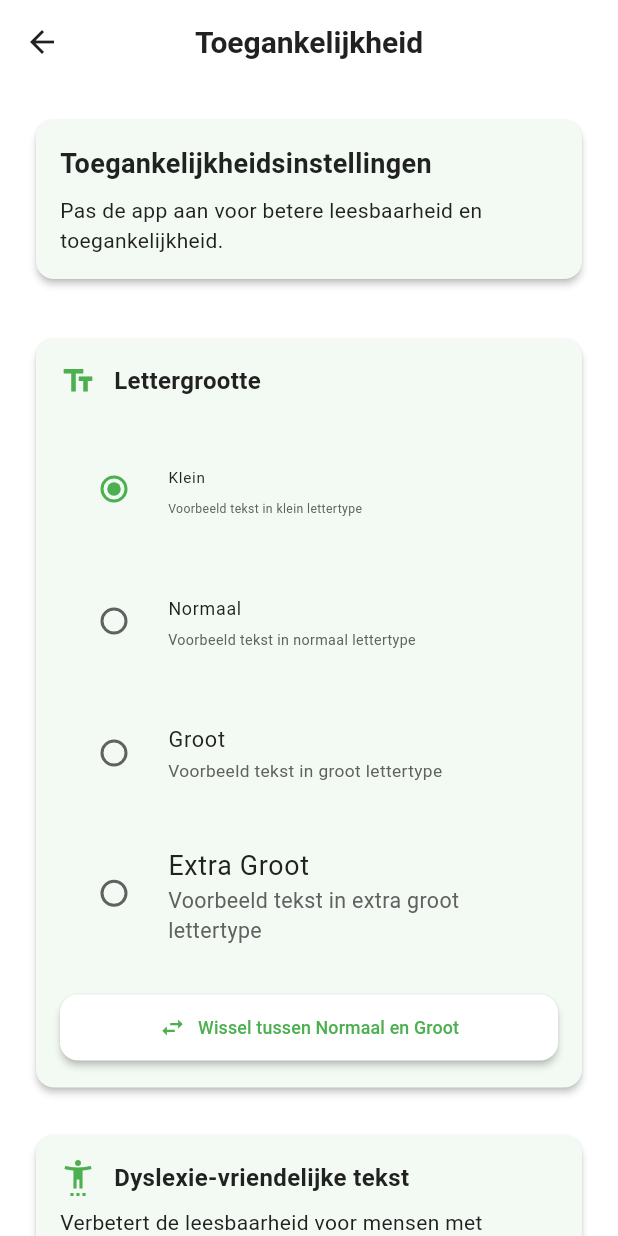
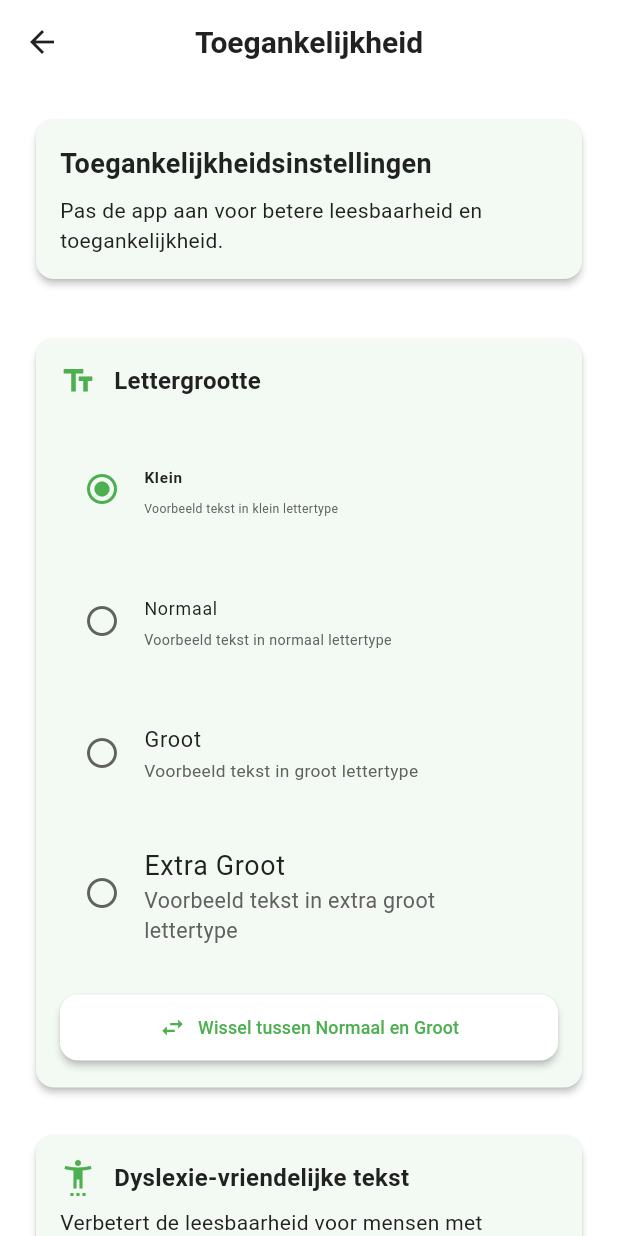
Before and after one commit to Anne-LindedeGroot/Karatapp, a Flutter app: the AccessibilitySettingsScreen screen opened directly, after a tap on "Klein", on a phone screen of 412 x 824 dp. Run offline on Flutter 3.47's test engine with Material 3 defaults, Android fonts, the phone set to English and light mode, and no system bars; our stand-ins replace cached_network_image, chewie, flutter_dotenv, flutter_riverpod, flutter_tts, go_router and 7 more; accounts and stored records are empty.

Commit message:
error fixeses

```diff
--- a/lib/providers/accessibility_provider.dart
+++ b/lib/providers/accessibility_provider.dart
@@ -430,3 +430,19 @@ final useHeadphonesProvider = Provider<bool>((ref) {
 final fontSizeDescriptionProvider = Provider<String>((ref) {
   return ref.watch(accessibilityNotifierProvider).fontSizeDescription;
 });
+
+/// Extension to get font size description
+extension AccessibilityFontSizeExtension on AccessibilityFontSize {
+  String get fontSizeDescription {
+    switch (this) {
+      case AccessibilityFontSize.small:
+        return 'Klein';
+      case AccessibilityFontSize.normal:
+        return 'Normaal';
+      case AccessibilityFontSize.large:
+        return 'Groot';
+      case AccessibilityFontSize.extraLarge:
+        return 'Extra Groot';
+    }
+  }
+}
--- a/lib/screens/accessibility_settings_screen.dart
+++ b/lib/screens/accessibility_settings_screen.dart
@@ -78,11 +78,17 @@ class AccessibilitySettingsScreen extends ConsumerWidget {
                     // Font size options
                     Column(
                       children: AccessibilityFontSize.values.map((fontSize) {
-                        return RadioListTile<AccessibilityFontSize>(
+                        final isSelected = accessibilityState.fontSize == fontSize;
+                        return ListTile(
+                          leading: Icon(
+                            isSelected ? Icons.radio_button_checked : Icons.radio_button_unchecked,
+                            color: isSelected ? Theme.of(context).colorScheme.primary : null,
+                          ),
                           title: AccessibleText(
                             fontSize.fontSizeDescription,
                             style: TextStyle(
                               fontSize: _getFontSizeForDemo(fontSize),
+                              fontWeight: isSelected ? FontWeight.bold : FontWeight.normal,
                             ),
                             enableTextToSpeech: true,
                           ),
@@ -92,13 +98,7 @@ class AccessibilitySettingsScreen extends ConsumerWidget {
                               fontSize: _getFontSizeForDemo(fontSize) * 0.8,
                             ),
                           ),
-                          value: fontSize,
-                          groupValue: accessibilityState.fontSize,
-                          onChanged: (value) {
-                            if (value != null) {
-                              accessibilityNotifier.setFontSize(value);
-                            }
-                          },
+                          onTap: () => accessibilityNotifier.setFontSize(fontSize),
                         );
                       }).toList(),
                     ),
@@ -299,7 +299,7 @@ class AccessibilitySettingsScreen extends ConsumerWidget {
                         min: 0.5,
                         max: 2.0,
                         divisions: 15,
-                        label: '${accessibilityState.speechPitch.toStringAsFixed(1)}',
+                        label: accessibilityState.speechPitch.toStringAsFixed(1),
                         onChanged: (value) => accessibilityNotifier.setSpeechPitch(value),
                       ),
 
@@ -464,19 +464,3 @@ class AccessibilitySettingsScreen extends ConsumerWidget {
     }
   }
 }
-
-// Extension to get font size description
-extension AccessibilityFontSizeExtension on AccessibilityFontSize {
-  String get fontSizeDescription {
-    switch (this) {
-      case AccessibilityFontSize.small:
-        return 'Klein';
-      case AccessibilityFontSize.normal:
-        return 'Normaal';
-      case AccessibilityFontSize.large:
-        return 'Groot';
-      case AccessibilityFontSize.extraLarge:
-        return 'Extra Groot';
-    }
-  }
-}
--- a/lib/widgets/video_player_widget.dart
+++ b/lib/widgets/video_player_widget.dart
@@ -210,9 +210,7 @@ class _VideoPlayerWidgetState extends State<VideoPlayerWidget> {
   Future<void> _disposeControllers() async {
     _errorDelayTimer?.cancel();
     _chewieController?.dispose();
-    if (_videoPlayerController != null) {
-      await _videoPlayerController.dispose();
-    }
+    await _videoPlayerController.dispose();
     _chewieController = null;
   }
 
```
